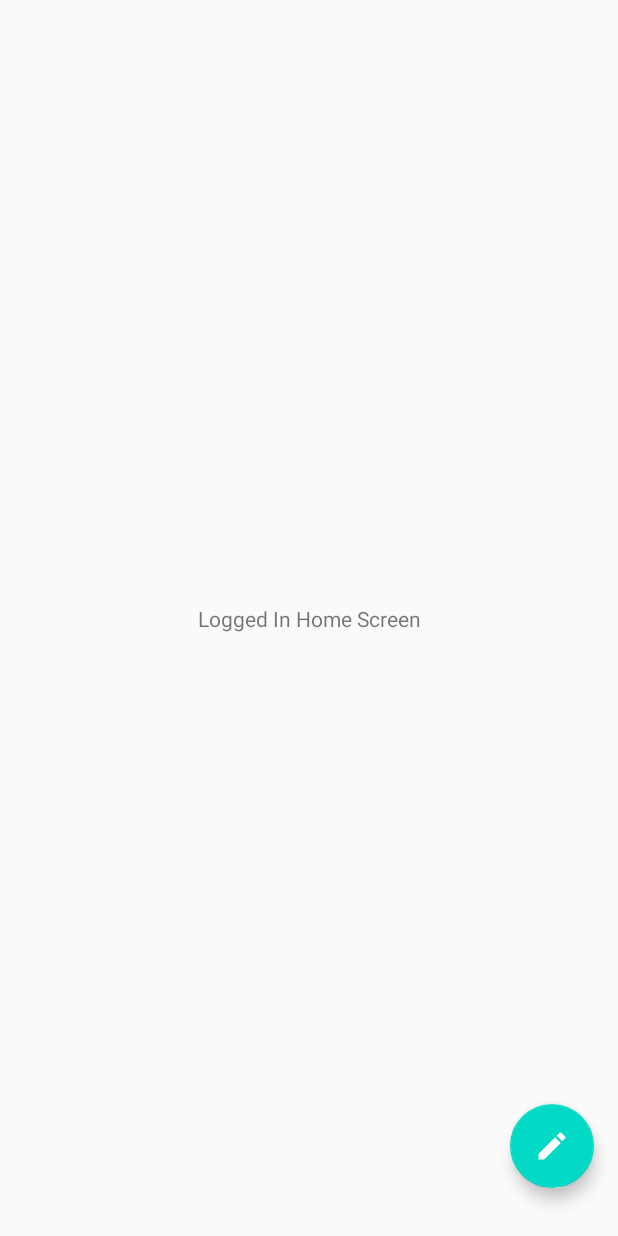
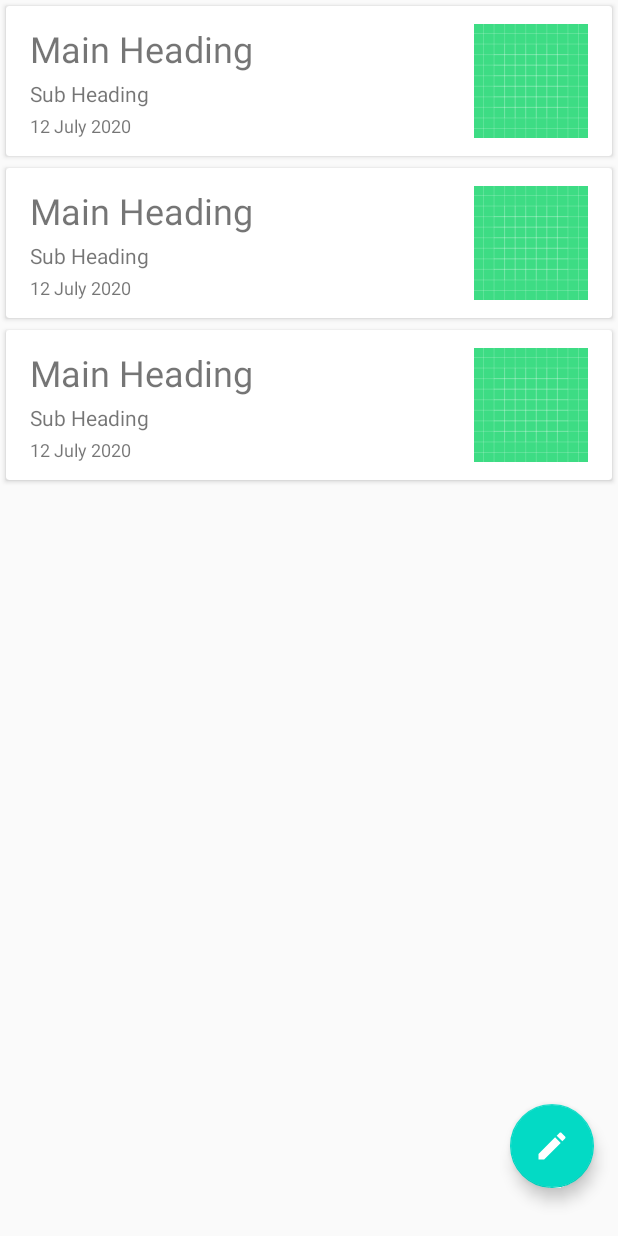
Before and after one commit to RuanOW/bloghoginclass, an Android app: the layout fragment_home.xml on its own in the app's theme, with its tools: preview values and no code run, on a phone screen of 412 x 824 dp. Run offline under Robolectric (Android 15) with nearby library versions, the phone set to English and light mode, and no system bars.

Commit message:
Added working recyclerview

```diff
--- /dev/null
+++ b/app/src/main/java/com/example/bloghoginclass/AllBlogItemFragment.kt
@@ -0,0 +1,19 @@
+package com.example.bloghoginclass
+
+import android.os.Bundle
+import androidx.fragment.app.Fragment
+import android.view.LayoutInflater
+import android.view.View
+import android.view.ViewGroup
+
+class AllBlogItemFragment : Fragment() {
+
+    override fun onCreateView(
+        inflater: LayoutInflater, container: ViewGroup?,
+        savedInstanceState: Bundle?
+    ): View? {
+        // Inflate the layout for this fragment
+        return inflater.inflate(R.layout.fragment_all_blog_item, container, false)
+    }
+
+}
--- a/app/src/main/java/com/example/bloghoginclass/HomeFragment.kt
+++ b/app/src/main/java/com/example/bloghoginclass/HomeFragment.kt
@@ -8,24 +8,47 @@ import android.view.View
 import android.view.ViewGroup
 import androidx.databinding.DataBindingUtil
 import androidx.navigation.fragment.findNavController
+import com.example.bloghoginclass.data.BlogPost
 import com.example.bloghoginclass.databinding.FragmentHomeBinding
 import com.google.firebase.auth.FirebaseAuth
 import com.google.firebase.auth.ktx.auth
+import com.google.firebase.firestore.FirebaseFirestore
+import com.google.firebase.firestore.ktx.firestore
+import com.google.firebase.firestore.ktx.toObject
 import com.google.firebase.ktx.Firebase
+import com.xwray.groupie.GroupAdapter
+import com.xwray.groupie.kotlinandroidextensions.GroupieViewHolder
+import com.xwray.groupie.kotlinandroidextensions.Item
 
+import kotlinx.android.synthetic.main.fragment_all_blog_item.*
 
 class HomeFragment : Fragment() {
 
     private lateinit var auth: FirebaseAuth
     private lateinit var binding: FragmentHomeBinding
+    private lateinit var db: FirebaseFirestore
 
     override fun onCreateView(
         inflater: LayoutInflater, container: ViewGroup?,
         savedInstanceState: Bundle?
     ): View? {
         // Inflate the layout for this fragment
+        binding = DataBindingUtil.inflate(inflater, R.layout.fragment_home, container, false)
         auth = Firebase.auth
-        binding = DataBindingUtil.inflate(inflater, R.layout.fragment_home, container, false)
+        db = Firebase.firestore
+        var adapter = GroupAdapter<GroupieViewHolder>()
+        binding.allBlogRecyclerView.adapter = adapter
+
+        db.collection("blogs").get()
+            .addOnSuccessListener {
+                for (blog in it){
+                    val resultBlogItem = blog.toObject<BlogPost>()
+                    Log.d("BlogItem", "${resultBlogItem}")
+                    adapter.add(BlogItem(resultBlogItem))
+                }
+            }
+
+
         auth.addAuthStateListener { firebaseAuth ->
             val firebaseUser = firebaseAuth.currentUser
             if (firebaseUser == null) {
@@ -44,3 +67,13 @@ class HomeFragment : Fragment() {
     }
 
 }
+
+class BlogItem(private val blogItem: BlogPost) : Item(){
+    override fun bind(viewHolder: GroupieViewHolder, position: Int) {
+        viewHolder.mainHeading.text = blogItem.title
+        viewHolder.subHeading.text = blogItem.subheading
+        viewHolder.timeStamp.text = blogItem.timestamp.toDate().toString()
+    }
+
+    override fun getLayout(): Int = R.layout.fragment_all_blog_item
+}
--- /dev/null
+++ b/app/src/main/java/com/example/bloghoginclass/data/BlogPost.kt
@@ -0,0 +1,11 @@
+package com.example.bloghoginclass.data
+
+import com.google.firebase.Timestamp
+
+data class BlogPost (
+    val userId: String = "",
+    val timestamp: Timestamp = Timestamp.now(),
+    val title: String = "",
+    val subheading: String = "",
+    val body: String =""
+)
--- /dev/null
+++ b/app/src/main/res/layout/fragment_all_blog_item.xml
@@ -0,0 +1,73 @@
+<?xml version="1.0" encoding="utf-8"?>
+<layout xmlns:android="http://schemas.android.com/apk/res/android"
+    xmlns:app="http://schemas.android.com/apk/res-auto"
+    xmlns:tools="http://schemas.android.com/tools"
+    tools:context=".AllBlogItemFragment">
+
+    <androidx.cardview.widget.CardView
+        android:layout_width="match_parent"
+        android:layout_height="wrap_content"
+        android:layout_margin="4dp"
+        android:elevation="2dp"
+        >
+
+        <androidx.constraintlayout.widget.ConstraintLayout
+            android:id="@+id/relativeLayout"
+            android:layout_width="match_parent"
+            android:layout_height="100dp">
+
+            <TextView
+                android:id="@+id/mainHeading"
+                android:layout_width="0dp"
+                android:layout_height="wrap_content"
+                android:layout_marginStart="16dp"
+                android:layout_marginEnd="16dp"
+                android:text="Main Heading"
+                android:ellipsize="end"
+                android:singleLine="true"
+                android:textSize="24sp"
+                app:layout_constraintEnd_toStartOf="@+id/imageView"
+                app:layout_constraintStart_toStartOf="parent"
+                app:layout_constraintTop_toTopOf="@+id/imageView" />
+
+            <TextView
+                android:id="@+id/subHeading"
+                android:layout_width="0dp"
+                android:layout_height="wrap_content"
+                android:text="Sub Heading"
+                android:ellipsize="end"
+                android:singleLine="true"
+                android:textSize="14sp"
+                app:layout_constraintBottom_toTopOf="@+id/timeStamp"
+                app:layout_constraintEnd_toEndOf="@+id/mainHeading"
+                app:layout_constraintStart_toStartOf="@+id/mainHeading"
+                app:layout_constraintTop_toBottomOf="@+id/mainHeading" />
+
+            <TextView
+                android:id="@+id/timeStamp"
+                android:layout_width="0dp"
+                android:layout_height="wrap_content"
+                android:text="12 July 2020"
+                android:textSize="12sp"
+                app:layout_constraintBottom_toBottomOf="@+id/imageView"
+                app:layout_constraintEnd_toEndOf="@+id/mainHeading"
+                app:layout_constraintHorizontal_bias="0.517"
+                app:layout_constraintStart_toStartOf="@+id/subHeading" />
+
+            <ImageView
+                android:id="@+id/imageView"
+                android:layout_width="76dp"
+                android:layout_height="76dp"
+                android:layout_marginEnd="16dp"
+                app:layout_constraintBottom_toBottomOf="parent"
+                app:layout_constraintEnd_toEndOf="parent"
+                app:layout_constraintTop_toTopOf="parent"
+                android:src="@drawable/ic_launcher_background"
+                />
+
+
+        </androidx.constraintlayout.widget.ConstraintLayout>
+
+
+    </androidx.cardview.widget.CardView>
+</layout>
--- a/app/src/main/res/layout/fragment_home.xml
+++ b/app/src/main/res/layout/fragment_home.xml
@@ -11,15 +11,12 @@
         android:layout_height="match_parent"
         >
 
-        <TextView
-            android:id="@+id/textView"
-            android:layout_width="wrap_content"
-            android:layout_height="wrap_content"
-            android:text="Logged In Home Screen"
-            app:layout_constraintBottom_toBottomOf="parent"
-            app:layout_constraintEnd_toEndOf="parent"
-            app:layout_constraintStart_toStartOf="parent"
-            app:layout_constraintTop_toTopOf="parent" />
+        <androidx.recyclerview.widget.RecyclerView
+            android:id="@+id/allBlogRecyclerView"
+            android:layout_width="match_parent"
+            android:layout_height="match_parent"
+            app:layoutManager="androidx.recyclerview.widget.LinearLayoutManager"
+            tools:listitem="@layout/fragment_all_blog_item" />
 
         <com.google.android.material.floatingactionbutton.FloatingActionButton
             android:id="@+id/createBlogPost"
```
